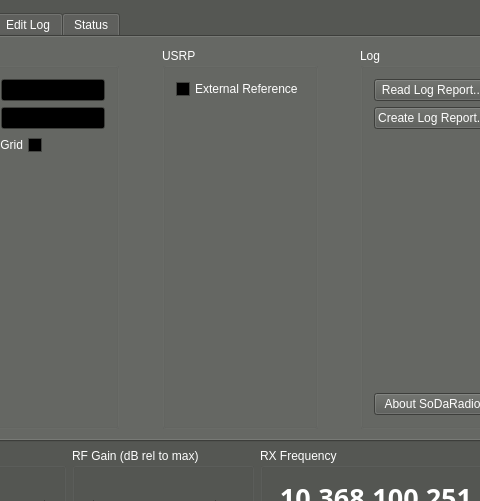
Old version of the form qtgui/mainwindow.ui in the repository kb1vc/SoDaRadio; both pictures show x 343 to 823 and y 0 to 501 of the 1312 by 810 pixel window.
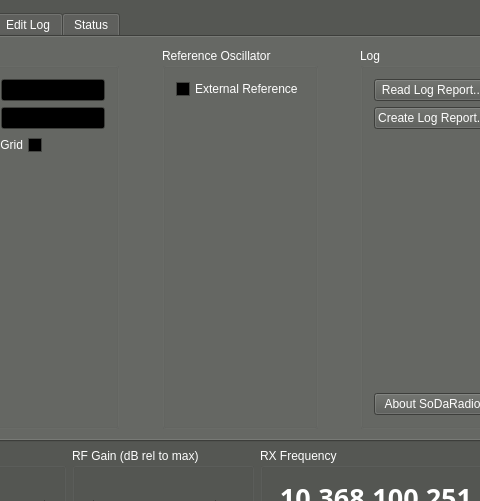
New version of the form. Icons and pictures are not drawn. Custom widgets are drawn as their Qt base class.

The edit to the form file:
```diff
--- a/qtgui/mainwindow.ui
+++ b/qtgui/mainwindow.ui
@@ -1084,7 +1084,7 @@
           <item>
            <widget class="QGroupBox" name="groupBox_6">
             <property name="title">
-             <string>USRP</string>
+             <string>Reference Oscillator</string>
             </property>
             <layout class="QVBoxLayout" name="verticalLayout">
              <item>
```
Left out of the diff: 2 changed lines with no effect on the pictures.
